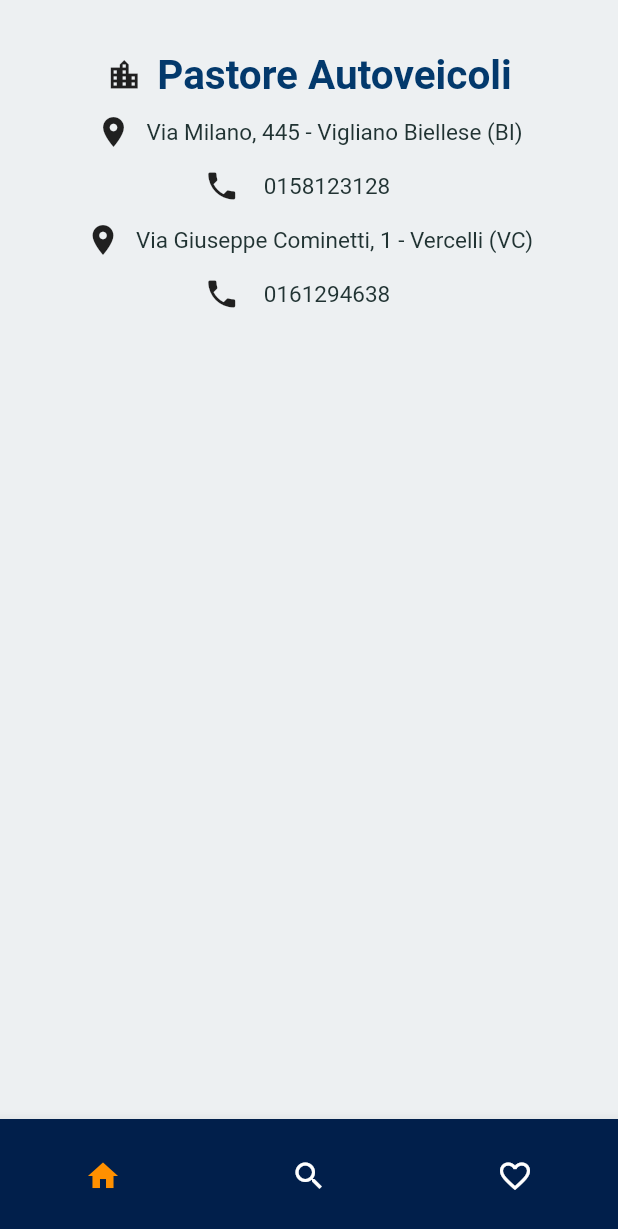
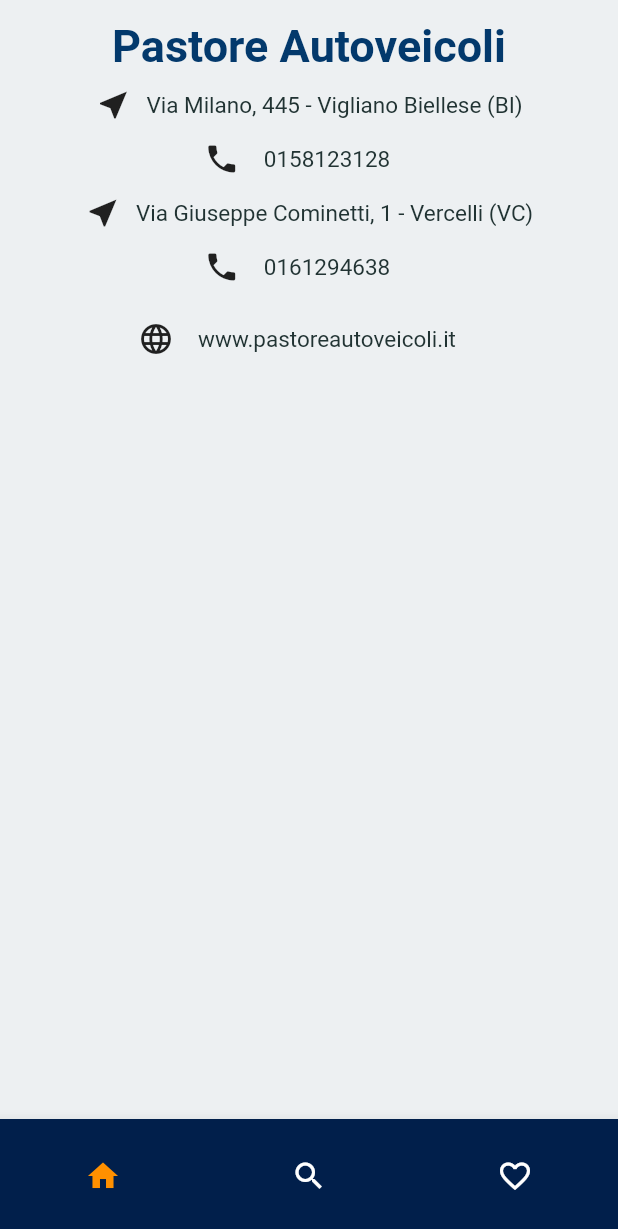
Before and after one commit to hobbit-xD/pastore_app, a Flutter app: the screen it shows after launch, on a phone screen of 412 x 824 dp. Shown: the top 1229 px of the screen. Run offline on Flutter 3.47's test engine with Material 2 defaults, Android fonts, the phone set to English and light mode, and no system bars; our stand-ins replace firebase_database, flutter_screenutil, flutter_swiper, share; accounts and stored records are empty.

Commit message:
Modificato icone sliverappbar e aumentato la dimensione della appbar

```diff
--- a/lib/main.dart
+++ b/lib/main.dart
@@ -35,7 +35,7 @@ class Home extends StatefulWidget {
   HomeState createState() => new HomeState();
 }
 
-const kExpandedHeight = 220.0;
+const kExpandedHeight = 250.0;
 
 class HomeState extends State<Home> {
   FirebaseUtils databaseUtils;
--- a/lib/myflexibleappbar.dart
+++ b/lib/myflexibleappbar.dart
@@ -7,13 +7,12 @@ class MyFlexiableAppBar extends StatelessWidget {
 
   const MyFlexiableAppBar();
 
-
   @override
   Widget build(BuildContext context) {
     final double statusBarHeight = MediaQuery.of(context).padding.top;
 
     final headerTextStyle = TextStyle(
-        color: AppTheme.darkBlue, fontSize: 27.0, fontWeight: FontWeight.w600);
+        color: AppTheme.darkBlue, fontSize: 30.0, fontWeight: FontWeight.w600);
 
     final regularTextStyle = TextStyle(
         color: AppTheme.nearlyBlack,
@@ -46,26 +45,17 @@ class MyFlexiableAppBar extends StatelessWidget {
           //color:Colors.red,
           child: Column(
             mainAxisAlignment: MainAxisAlignment.end,
+            crossAxisAlignment: CrossAxisAlignment.center,
             children: <Widget>[
-              Row(
-                mainAxisAlignment: MainAxisAlignment.center,
-                children: <Widget>[
-                  Icon(Icons.location_city),
-                  SizedBox(
-                    width: 10.0,
-                  ),
-                  Container(
-                    //color:Colors.red,
-                    child:
-                        new Text("Pastore Autoveicoli", style: headerTextStyle),
-                  ),
-                ],
+              Container(
+                //color:Colors.red,
+                child: new Text("Pastore Autoveicoli", style: headerTextStyle),
               ),
               SizedBox(height: 10.0),
               Row(
                 mainAxisAlignment: MainAxisAlignment.center,
                 children: <Widget>[
-                  Icon(Icons.location_on),
+                  Icon(Icons.near_me),
                   SizedBox(
                     width: 10.0,
                   ),
@@ -95,7 +85,7 @@ class MyFlexiableAppBar extends StatelessWidget {
               Row(
                 mainAxisAlignment: MainAxisAlignment.center,
                 children: <Widget>[
-                  Icon(Icons.location_on),
+                  Icon(Icons.near_me),
                   SizedBox(
                     width: 10.0,
                   ),
@@ -122,6 +112,22 @@ class MyFlexiableAppBar extends StatelessWidget {
                   ),
                 ],
               ),
+              Row(
+                mainAxisAlignment: MainAxisAlignment.center,
+                children: <Widget>[
+                  Icon(Icons.language),
+                  Container(
+                    //color:Colors.red,
+                    child: new FlatButton(
+                      onPressed: _launchTELVC,
+                      child: Text(
+                        "www.pastoreautoveicoli.it",
+                        style: regularTextStyle,
+                      ),
+                    ),
+                  ),
+                ],
+              ),
             ],
           ),
         ),
```
